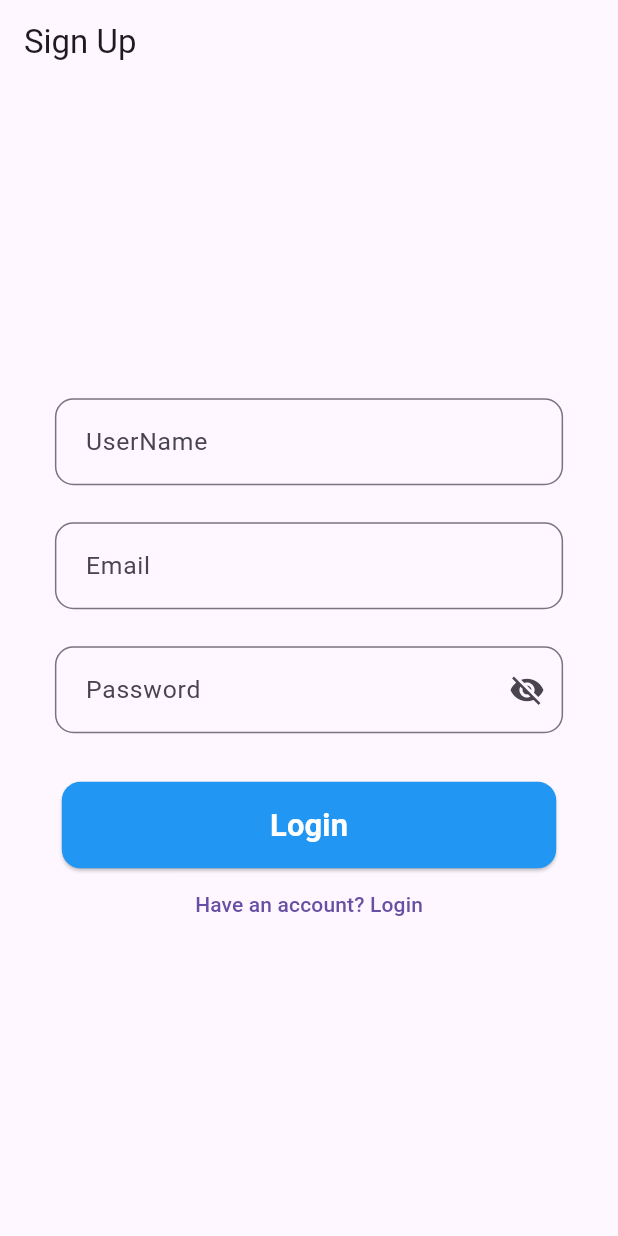
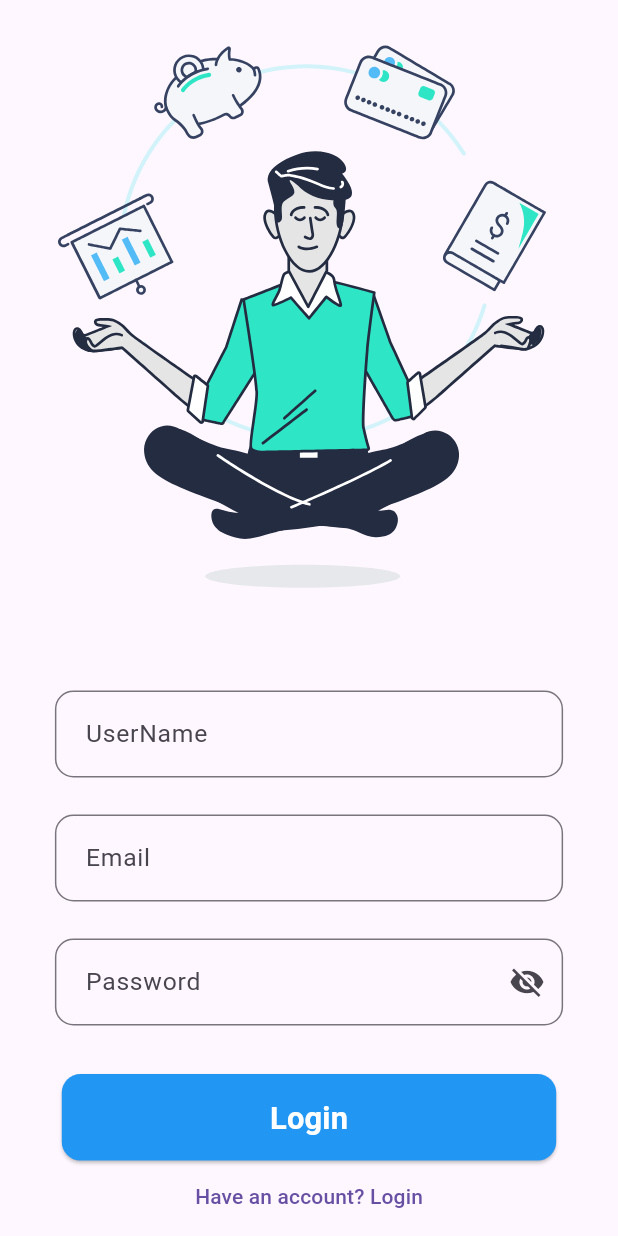
Before and after one commit to ZyadWKhedr/ExpenseTracker, a Flutter app: the SignUpPage screen opened by its route, on a phone screen of 412 x 824 dp. Run offline on Flutter 3.47's test engine with Material 3 defaults, Android fonts, the phone set to English and light mode, and no system bars; our stand-ins replace flutter_riverpod, go_router, lottie, shared_preferences, supabase_flutter; accounts and stored records are empty.

Commit message:
used lottie animation in sign up page

```diff
--- a/lib/presentation/auth/sign_up_page.dart
+++ b/lib/presentation/auth/sign_up_page.dart
@@ -4,6 +4,7 @@ import 'package:expense_tracker/presentation/widgets/custom_text_field.dart';
 import 'package:flutter/material.dart';
 import 'package:flutter_riverpod/flutter_riverpod.dart';
 import 'package:go_router/go_router.dart';
+import 'package:lottie/lottie.dart';
 
 class SignUpPage extends ConsumerStatefulWidget {
   const SignUpPage({super.key});
@@ -30,12 +31,12 @@ class _SignUpPageState extends ConsumerState<SignUpPage> {
   @override
   Widget build(BuildContext context) {
     return Scaffold(
-      appBar: AppBar(title: Text("Sign Up")),
       body: Padding(
         padding: const EdgeInsets.all(16.0),
         child: Column(
           mainAxisAlignment: MainAxisAlignment.center,
           children: [
+            Lottie.asset('assets/Animation - 1741527247081.json'),
             CustomTextField(controller: nameController, hintText: "UserName"),
             CustomTextField(controller: emailController, hintText: "Email"),
             CustomTextField(
--- a/pubspec.yaml
+++ b/pubspec.yaml
@@ -56,9 +56,8 @@ flutter:
   # the material Icons class.
   uses-material-design: true
   # To add assets to your application, add an assets section, like this:
-  # assets:
-  #   - images/a_dot_burr.jpeg
-  #   - images/a_dot_ham.jpeg
+  assets:
+    - assets/
   # An image asset can refer to one or more resolution-specific "variants", see
   # https://flutter.dev/to/resolution-aware-images
   # For details regarding adding assets from package dependencies, see
```
